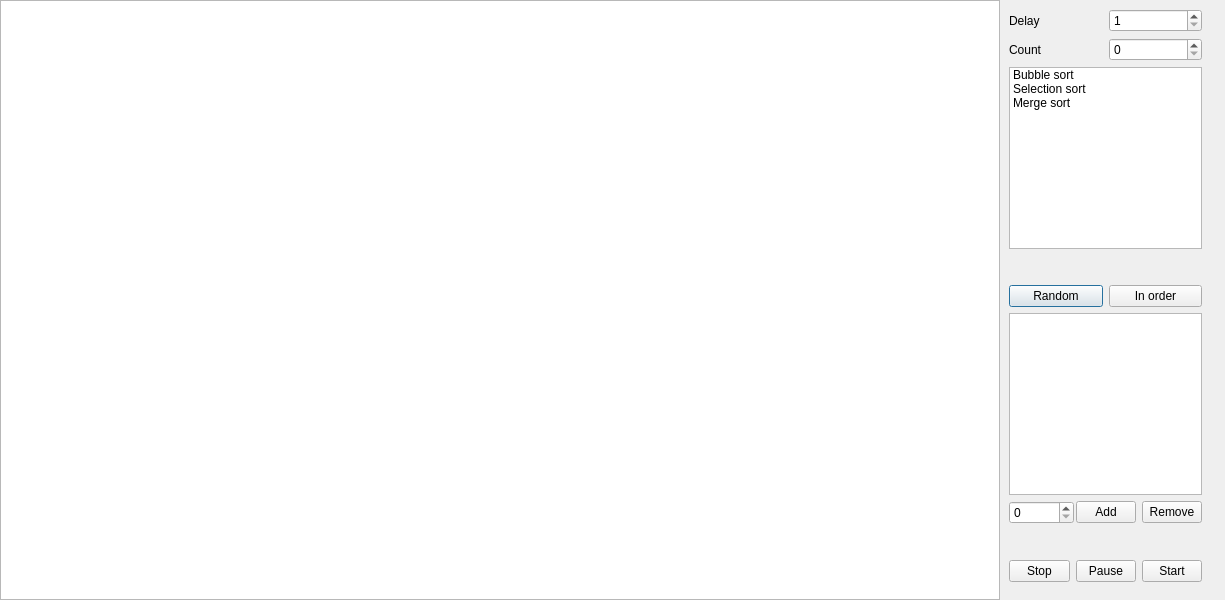
The window that lab2/drawwindow.ui (Megarekrut65/4sem-ooop-lab2) describes before a commit, drawn with Qt 5.
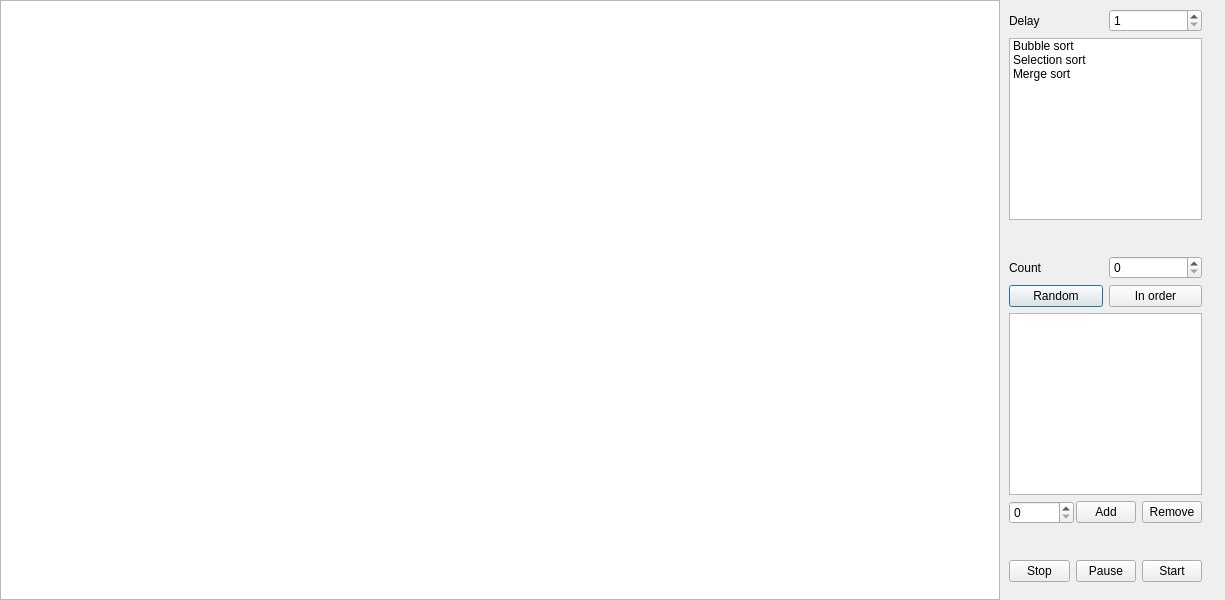
The same window after the commit.

Commit message: sort visualization user interface improvement

```diff
--- a/lab2/drawwindow.ui
+++ b/lab2/drawwindow.ui
@@ -96,24 +96,6 @@
       </item>
      </layout>
     </item>
-    <item>
-     <layout class="QHBoxLayout" name="horizontalLayout_2">
-      <item>
-       <widget class="QLabel" name="count_label">
-        <property name="text">
-         <string>Count</string>
-        </property>
-       </widget>
-      </item>
-      <item>
-       <widget class="QSpinBox" name="count_spinBox">
-        <property name="maximum">
-         <number>32000</number>
-        </property>
-       </widget>
-      </item>
-     </layout>
-    </item>
     <item>
      <widget class="QListWidget" name="sorts_listWidget">
       <item>
@@ -146,6 +128,24 @@
       </property>
      </spacer>
     </item>
+    <item>
+     <layout class="QHBoxLayout" name="horizontalLayout_2">
+      <item>
+       <widget class="QLabel" name="count_label">
+        <property name="text">
+         <string>Count</string>
+        </property>
+       </widget>
+      </item>
+      <item>
+       <widget class="QSpinBox" name="count_spinBox">
+        <property name="maximum">
+         <number>32000</number>
+        </property>
+       </widget>
+      </item>
+     </layout>
+    </item>
     <item>
      <layout class="QHBoxLayout" name="horizontalLayout_3">
       <item>
```
